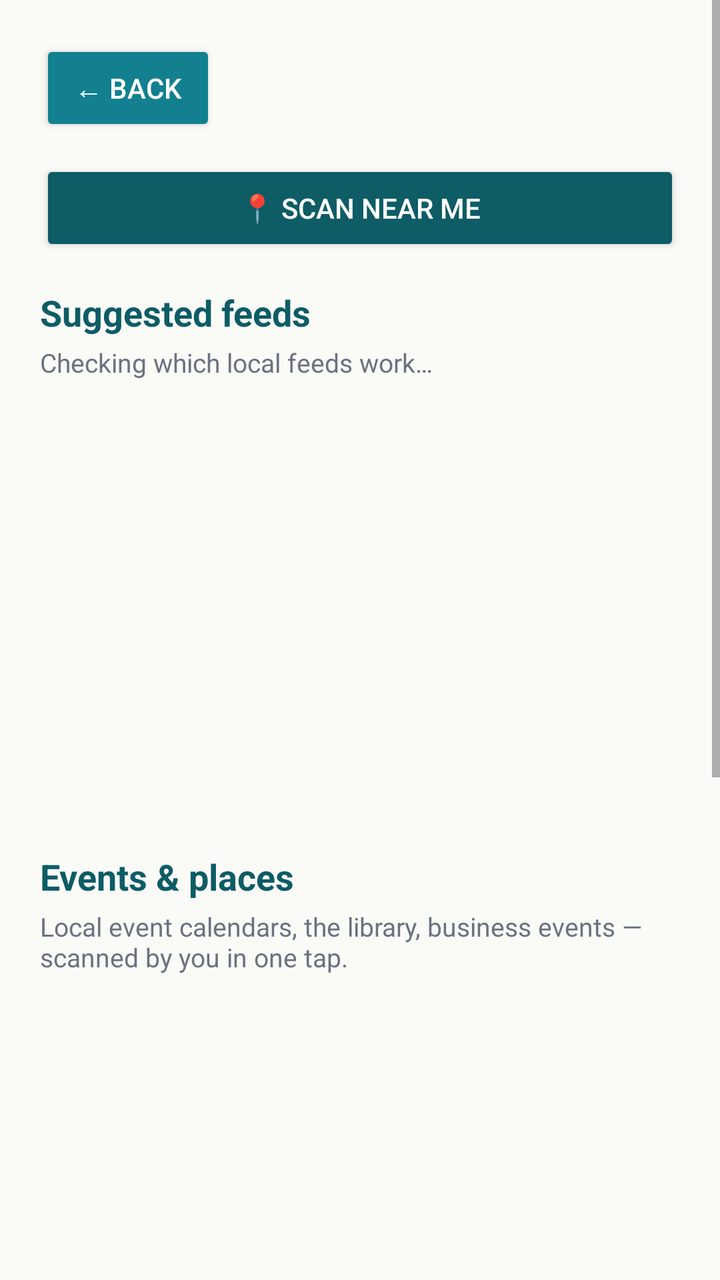
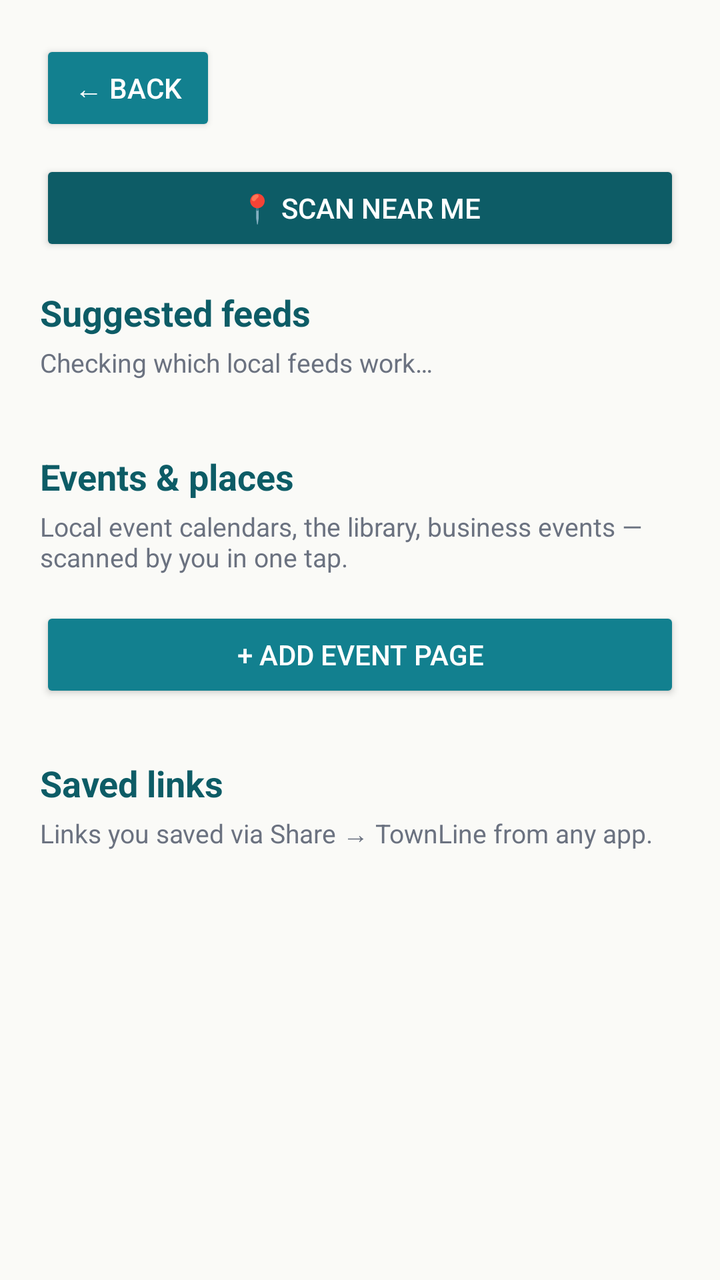

Before-and-after screenshots of an Android layout around one commit, followed by the original layout XML and the change that was made.
<!-- AndroidManifest.xml: application theme Theme.TownLine -->
<!-- res/layout/activity_discover.xml -->
<?xml version="1.0" encoding="utf-8"?>
<ScrollView xmlns:android="http://schemas.android.com/apk/res/android"
    android:layout_width="match_parent"
    android:layout_height="match_parent"
    android:background="@color/paper">

    <LinearLayout
        android:layout_width="match_parent"
        android:layout_height="wrap_content"
        android:orientation="vertical"
        android:padding="20dp">

        <Button
            android:id="@+id/btnBack"
            android:layout_width="wrap_content"
            android:layout_height="wrap_content"
            android:layout_marginBottom="12dp"
            android:text="← Back"
            android:textColor="#FFFFFF"
            android:backgroundTint="@color/teal" />

        <Button
            android:id="@+id/btnScanNearby"
            android:layout_width="match_parent"
            android:layout_height="wrap_content"
            android:layout_marginBottom="16dp"
            android:text="📍 Scan near me"
            android:backgroundTint="@color/teal_dark"
            android:textColor="#FFFFFF" />

        <TextView
            android:layout_width="wrap_content"
            android:layout_height="wrap_content"
            android:text="Suggested feeds"
            android:textSize="18sp"
            android:textStyle="bold"
            android:textColor="@color/teal_dark" />

        <TextView
            android:id="@+id/suggestSubtitle"
            android:layout_width="wrap_content"
            android:layout_height="wrap_content"
            android:layout_marginTop="4dp"
            android:text="Checking which local feeds work…"
            android:textSize="13sp"
            android:textColor="@color/grey" />

        <ListView
            android:id="@+id/suggestList"
            android:layout_width="match_parent"
            android:layout_height="200dp"
            android:layout_marginTop="8dp" />

        <TextView
            android:layout_width="wrap_content"
            android:layout_height="wrap_content"
            android:layout_marginTop="28dp"
            android:text="Events &amp; places"
            android:textSize="18sp"
            android:textStyle="bold"
            android:textColor="@color/teal_dark" />

        <TextView
            android:layout_width="wrap_content"
            android:layout_height="wrap_content"
            android:layout_marginTop="4dp"
            android:text="Local event calendars, the library, business events — scanned by you in one tap."
            android:textSize="13sp"
            android:textColor="@color/grey" />

        <ListView
            android:id="@+id/eventsList"
            android:layout_width="match_parent"
            android:layout_height="220dp"
            android:layout_marginTop="8dp" />

        <Button
            android:id="@+id/btnAddEvent"
            android:layout_width="match_parent"
            android:layout_height="wrap_content"
            android:layout_marginTop="8dp"
            android:text="+ Add event page"
            android:backgroundTint="@color/teal"
            android:textColor="#FFFFFF" />

        <TextView
            android:layout_width="wrap_content"
            android:layout_height="wrap_content"
            android:layout_marginTop="28dp"
            android:text="Saved links"
            android:textSize="18sp"
            android:textStyle="bold"
            android:textColor="@color/teal_dark" />

        <TextView
            android:layout_width="wrap_content"
            android:layout_height="wrap_content"
            android:layout_marginTop="4dp"
            android:text="Links you saved via Share → TownLine from any app."
            android:textSize="13sp"
            android:textColor="@color/grey" />

        <ListView
            android:id="@+id/savedList"
            android:layout_width="match_parent"
            android:layout_height="180dp"
            android:layout_marginTop="8dp" />
    </LinearLayout>
</ScrollView>
<!-- resources referenced by this layout -->
<resources>
  <color name="grey">#6B7280</color>
  <color name="paper">#FAFAF7</color>
  <color name="teal">#12808F</color>
  <color name="teal_dark">#0D5C66</color>
  <style name="Theme.TownLine" parent="android:Theme.Material.Light.NoActionBar">
          <item name="android:colorPrimary">@color/teal_dark</item>
          <item name="android:colorPrimaryDark">@color/teal_dark</item>
          <item name="android:colorAccent">@color/teal</item>
          <item name="android:windowBackground">@color/paper</item>
      </style>
</resources>

<!-- the commit's change to res/layout/activity_discover.xml (unified diff, before → after) -->
@@ -45,10 +45,11 @@
             android:textSize="13sp"
             android:textColor="@color/grey" />
 
-        <ListView
+        <LinearLayout
             android:id="@+id/suggestList"
             android:layout_width="match_parent"
-            android:layout_height="200dp"
+            android:layout_height="wrap_content"
+            android:orientation="vertical"
             android:layout_marginTop="8dp" />
 
         <TextView
@@ -68,10 +69,11 @@
             android:textSize="13sp"
             android:textColor="@color/grey" />
 
-        <ListView
+        <LinearLayout
             android:id="@+id/eventsList"
             android:layout_width="match_parent"
-            android:layout_height="220dp"
+            android:layout_height="wrap_content"
+            android:orientation="vertical"
             android:layout_marginTop="8dp" />
 
         <Button
@@ -100,10 +102,11 @@
             android:textSize="13sp"
             android:textColor="@color/grey" />
 
-        <ListView
+        <LinearLayout
             android:id="@+id/savedList"
             android:layout_width="match_parent"
-            android:layout_height="180dp"
+            android:layout_height="wrap_content"
+            android:orientation="vertical"
             android:layout_marginTop="8dp" />
     </LinearLayout>
 </ScrollView>
